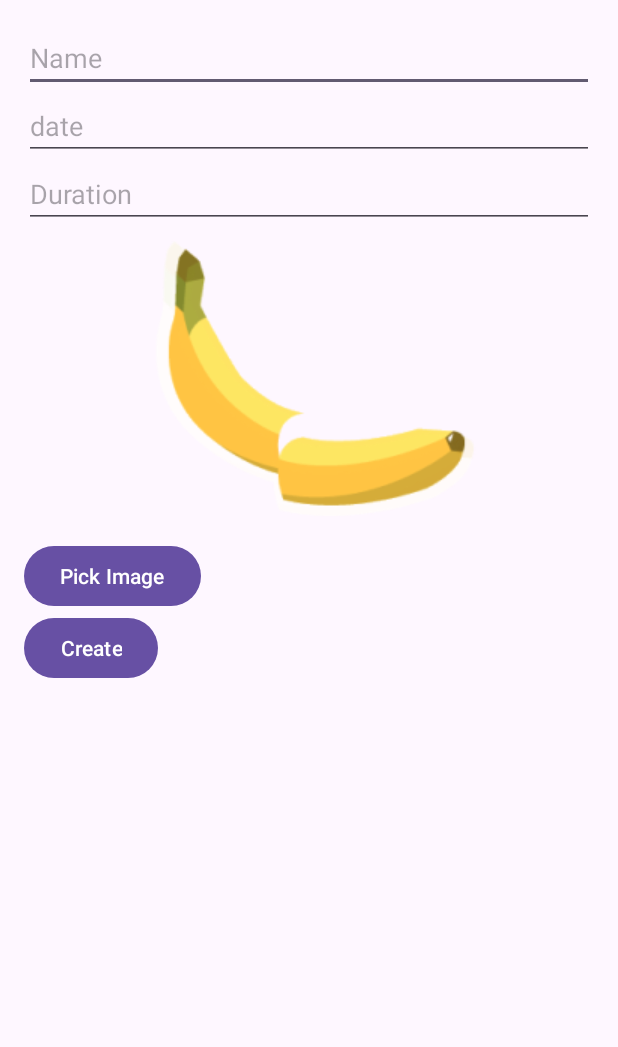
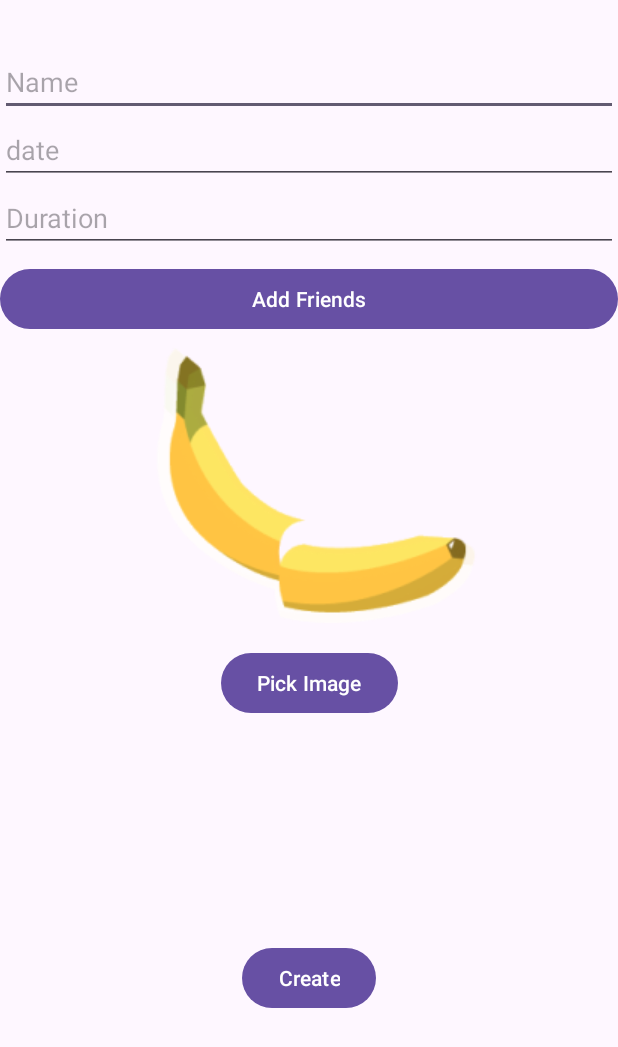
Before and after one commit to Arpad-H/bananasplit, an Android app: the CreateGroupActivity screen opened directly, with no data from a screen before it, on a phone screen of 412 x 824 dp. Shown: the top 1047 px of the screen. Run offline under Robolectric (Android 15) with nearby library versions, the phone set to English and light mode, and no system bars; our stand-ins replace Room's generated code; libraries missing offline, so code that uses them is left out: com.github.dhaval2404.imagepicker; pictures from the network do not load.

Commit message:
added friend selection in creating groups

```diff
--- a/app/src/main/java/com/example/bananasplit/dataModel/GroupInDao.java
+++ b/app/src/main/java/com/example/bananasplit/dataModel/GroupInDao.java
@@ -15,11 +15,14 @@ import java.util.List;
 public interface GroupInDao {
 
     @Insert(onConflict = OnConflictStrategy.REPLACE)
-    void insert(Group group);
-
+    long insert(Group group);
+    @Insert(onConflict = OnConflictStrategy.REPLACE)
+    void insertPersonGroupCrossRef(PersonGroupCrossRef crossRef);
     @Delete
     void delete(Group group);
 
+    @Query("DELETE FROM PersonGroupCrossRef WHERE groupID = :groupId")
+    void deletePersonGroupCrossRefsForGroup(int groupId);
     @Update
     void update(Group group);
 
@@ -31,6 +34,13 @@ public interface GroupInDao {
     @Query("SELECT * FROM `Group`")
     LiveData<List<Group>> getAllGroups();
 
-
+    @Transaction
+    default void insertGroupWithPersons(Group group, List<Person> persons) {
+        int grpID = (int) insert(group);
+        for (Person person : persons) {
+            insertPersonGroupCrossRef(new PersonGroupCrossRef(person.getPersonID(), grpID));
+        }
+//        return grpID;
+    }
 
 }
--- a/app/src/main/java/com/example/bananasplit/dataModel/GroupWithPersons.java
+++ b/app/src/main/java/com/example/bananasplit/dataModel/GroupWithPersons.java
@@ -15,5 +15,3 @@ public class GroupWithPersons {
     )
     public List<Person> persons;
 }
-
-// Unused for now
--- a/app/src/main/java/com/example/bananasplit/friends/FriendsActivity.java
+++ b/app/src/main/java/com/example/bananasplit/friends/FriendsActivity.java
@@ -28,7 +28,7 @@ public class FriendsActivity extends BaseActivity implements ListItemHolder {
 
         recyclerView = findViewById(R.id.recyclerFriends);
         recyclerView.setLayoutManager(new LinearLayoutManager(this));
-        adapter = new FriendsAdapter(new ArrayList<>(), this);
+        adapter = new FriendsAdapter(new ArrayList<>(),  this);
         recyclerView.setAdapter(adapter);
 
         friendViewmodel = new ViewModelProvider(this).get(FriendViewModel.class);
--- a/app/src/main/java/com/example/bananasplit/friends/FriendsDetailActivity.java
+++ b/app/src/main/java/com/example/bananasplit/friends/FriendsDetailActivity.java
@@ -26,7 +26,7 @@ public class FriendsDetailActivity extends BaseActivity {
     protected void onCreate(Bundle savedInstanceState) {
         super.onCreate(savedInstanceState);
 
-        TextView friendNameTV = findViewById(R.id.friendNameTV);
+        TextView friendNameTV = findViewById(R.id.friend_name);
         TextView friendOwedTV = findViewById(R.id.friendOwedTV);
         TextView friendOweTV = findViewById(R.id.friendOweTV);
         TextView balance = findViewById(R.id.friendBalanceTV);
--- a/app/src/main/java/com/example/bananasplit/groups/CreateGroupActivity.java
+++ b/app/src/main/java/com/example/bananasplit/groups/CreateGroupActivity.java
@@ -4,32 +4,40 @@ import android.app.Activity;
 import android.content.Intent;
 import android.net.Uri;
 import android.os.Bundle;
+import android.view.LayoutInflater;
+import android.view.View;
 import android.widget.Button;
 import android.widget.EditText;
 import android.widget.ImageView;
+import android.widget.LinearLayout;
+import android.widget.TextView;
 
+import androidx.activity.result.ActivityResultLauncher;
+import androidx.activity.result.contract.ActivityResultContracts;
 import androidx.annotation.Nullable;
 import androidx.appcompat.app.AppCompatActivity;
 import androidx.lifecycle.ViewModelProvider;
 
 import com.example.bananasplit.R;
 import com.example.bananasplit.dataModel.Group;
+import com.example.bananasplit.dataModel.Person;
 import com.github.dhaval2404.imagepicker.ImagePicker;
 
+import java.util.ArrayList;
+import java.util.List;
 import java.util.Objects;
 
 public class CreateGroupActivity extends AppCompatActivity {
-    //    public static final String EXTRA_GROUP_ID = "com.example.bananasplit.EXTRA_GROUP_ID";
-//    public static final String EXTRA_GROUP_NAME = "com.example.bananasplit.EXTRA_GROUP_NAME";
-//    public static final String EXTRA_GROUP_DATE = "com.example.bananasplit.EXTRA_GROUP_DATE";
-//    public static final String EXTRA_GROUP_DURATION = "com.example.bananasplit.EXTRA_GROUP_DURATION";
+
     private EditText nameEditText;
     private EditText dateEditText;
     private EditText durationEditText;
     private GroupViewModel groupViewModel;
+    private LinearLayout selectedFriendsContainer;
     private Button pickImageButton;
     private Uri imageUri = Uri.parse("android.resource://com.example.bananasplit/drawable/logo");
     private ImageView groupCoverImageView;
+    private List<Person> selectedFriends = new ArrayList<>();
 
     @Override
     protected void onCreate(@Nullable Bundle savedInstanceState) {
@@ -44,17 +52,17 @@ public class CreateGroupActivity extends AppCompatActivity {
         groupCoverImageView = findViewById(R.id.groupCoverImageView);
 //TODO Stringeingaben crshed die App
         groupViewModel = new ViewModelProvider(this).get(GroupViewModel.class);
+        selectedFriendsContainer = findViewById(R.id.selected_friends_layout);
 
-
-        Intent intent = getIntent();
-        if (intent.getParcelableExtra("group", Group.class) != null){
+        Intent currentIntent = getIntent();
+        if (currentIntent.getParcelableExtra("group", Group.class) != null) {
             setTitle("Edit Group");
-            Group group = intent.getParcelableExtra("group", Group.class);
+            Group group = currentIntent.getParcelableExtra("group", Group.class);
             nameEditText.setText(group.getName());
             dateEditText.setText(group.getDate());
             durationEditText.setText(String.valueOf(group.getDuration()));
             imageUri = Uri.parse(group.getImageUri());
-            createButton.setText("Update");
+            createButton.setText(R.string.update);
         } else {
             setTitle("Create Group");
         }
@@ -67,27 +75,66 @@ public class CreateGroupActivity extends AppCompatActivity {
                     .start();
         });
 
+        Button addFriendsButton = findViewById(R.id.btn_add_friends_to_group);
+        addFriendsButton.setOnClickListener(v -> {
+            Intent newIntent = new Intent(CreateGroupActivity.this, SelectFriendsActivity.class);
+            selectFriendsLauncher.launch(newIntent);
+        });
+
         createButton.setOnClickListener(v -> {
             // Get the input data
             String name = nameEditText.getText().toString();
             String date = dateEditText.getText().toString();
             int duration = Integer.parseInt(durationEditText.getText().toString());
+            if (imageUri == null) {
+                imageUri = Uri.parse("android.resource://com.example.bananasplit/drawable/logo");
+            }
             String imageUriString = imageUri.toString();
+
 
             Group newGroup = new Group(name, date, duration, imageUriString);
 
 //            newGroup.setId(intent.getIntExtra(String.valueOf(id), -1));
-            if (intent.getParcelableExtra("group", Group.class) != null) {
-                int id = Objects.requireNonNull(intent.getParcelableExtra("group", Group.class)).getGroupID();
-                newGroup.setId(intent.getIntExtra(String.valueOf(id), -1));
+            if (currentIntent.getParcelableExtra("group", Group.class) != null) {
+                int id = Objects.requireNonNull(currentIntent.getParcelableExtra("group", Group.class)).getGroupID();
+                newGroup.setId(currentIntent.getIntExtra(String.valueOf(id), -1));
                 groupViewModel.update(newGroup);
             } else {
-                groupViewModel.insert(newGroup);
+                groupViewModel.insert(newGroup, selectedFriends); //TODO falsche grp id. immer 0
             }
             finish();
         });
     }
 
+    private ActivityResultLauncher<Intent> selectFriendsLauncher = registerForActivityResult(
+            new ActivityResultContracts.StartActivityForResult(),
+            result -> {
+                if (result.getResultCode() == RESULT_OK && result.getData() != null) {
+                    List<Person> friends = result.getData().getParcelableArrayListExtra("selectedFriends", Person.class);
+                    if (friends != null) {
+                        selectedFriends = friends;
+                        displaySelectedFriends();
+                    }
+                }
+            }
+    );
+    private void displaySelectedFriends() {
+        selectedFriendsContainer.removeAllViews();
+        LayoutInflater inflater = LayoutInflater.from(this);
+
+        for (Person friend : selectedFriends) {
+            View friendView = inflater.inflate(R.layout.friend_with_picture_list_item, selectedFriendsContainer, false);
+
+            TextView friendNameTextView = friendView.findViewById(R.id.friend_name);
+            ImageView friendImageView = friendView.findViewById(R.id.friend_profile_picture);
+
+            friendNameTextView.setText(friend.getName());
+            // Assuming you have a method to get the friend's picture Uri
+            // friendImageView.setImageURI(friend.getPictureUri());
+
+            selectedFriendsContainer.addView(friendView);
+        }
+    }
     @Override
     protected void onActivityResult(int requestCode, int resultCode, @Nullable Intent data) {
         super.onActivityResult(requestCode, resultCode, data);
--- a/app/src/main/res/layout/activity_create_group.xml
+++ b/app/src/main/res/layout/activity_create_group.xml
@@ -1,46 +1,87 @@
 <!-- res/layout/activity_create_group.xml -->
-<LinearLayout xmlns:android="http://schemas.android.com/apk/res/android"
+<androidx.constraintlayout.widget.ConstraintLayout xmlns:android="http://schemas.android.com/apk/res/android"
+    xmlns:app="http://schemas.android.com/apk/res-auto"
+    xmlns:tools="http://schemas.android.com/tools"
+    android:id="@+id/linearLayout4"
     android:layout_width="match_parent"
-    android:layout_height="match_parent"
-    android:orientation="vertical"
-    android:padding="16dp">
+    android:layout_height="match_parent">
 
     <EditText
         android:id="@+id/nameEditText"
-        android:layout_width="match_parent"
+        android:layout_width="0dp"
         android:layout_height="wrap_content"
-        android:hint="@string/name" />
+        android:layout_marginTop="32dp"
+        android:hint="@string/name"
+        app:layout_constraintEnd_toEndOf="parent"
+        app:layout_constraintStart_toStartOf="@+id/dateEditText"
+        app:layout_constraintTop_toTopOf="parent" />
 
     <EditText
         android:id="@+id/dateEditText"
-        android:layout_width="match_parent"
+        android:layout_width="0dp"
         android:layout_height="wrap_content"
-        android:hint="@string/date" />
+        android:hint="@string/date"
+        app:layout_constraintEnd_toEndOf="parent"
+        app:layout_constraintStart_toStartOf="@+id/durationEditText"
+        app:layout_constraintTop_toBottomOf="@+id/nameEditText" />
 
     <EditText
         android:id="@+id/durationEditText"
-        android:layout_width="match_parent"
+        android:layout_width="0dp"
         android:layout_height="wrap_content"
-        android:hint="@string/duration" />
+        android:hint="@string/duration"
+        app:layout_constraintEnd_toEndOf="parent"
+        app:layout_constraintStart_toStartOf="parent"
+        app:layout_constraintTop_toBottomOf="@+id/dateEditText" />
+
+
+    <LinearLayout
+        android:id="@+id/selected_friends_layout"
+        android:layout_width="459dp"
+        android:layout_height="wrap_content"
+        android:layout_marginTop="7dp"
+        android:orientation="vertical"
+        app:layout_constraintEnd_toEndOf="parent"
+        app:layout_constraintStart_toStartOf="parent"
+        app:layout_constraintTop_toBottomOf="@+id/durationEditText"></LinearLayout>
+
+    <Button
+        android:id="@+id/btn_add_friends_to_group"
+        android:layout_width="0dp"
+        android:layout_height="wrap_content"
+        android:text="@string/add_friends"
+        app:layout_constraintEnd_toEndOf="parent"
+        app:layout_constraintStart_toStartOf="parent"
+        app:layout_constraintTop_toBottomOf="@+id/selected_friends_layout" />
+
     <ImageView
         android:id="@+id/groupCoverImageView"
         android:layout_width="wrap_content"
         android:layout_height="wrap_content"
-        android:layout_gravity="center"
         android:contentDescription="@string/group_cover_image"
-        android:src="@drawable/logo" />
+        android:src="@drawable/logo"
+        app:layout_constraintEnd_toEndOf="parent"
+        app:layout_constraintStart_toStartOf="parent"
+        app:layout_constraintTop_toBottomOf="@+id/btn_add_friends_to_group" />
 
     <Button
         android:id="@+id/pickImageButton"
         android:layout_width="wrap_content"
         android:layout_height="wrap_content"
-        android:text="@string/pick_image" />
+        android:text="@string/pick_image"
+        app:layout_constraintEnd_toEndOf="parent"
+        app:layout_constraintStart_toStartOf="parent"
+        app:layout_constraintTop_toBottomOf="@+id/groupCoverImageView" />
 
     <Button
         android:id="@+id/createButton"
         android:layout_width="wrap_content"
         android:layout_height="wrap_content"
-        android:text="Create" />
+        android:text="Create"
+        app:layout_constraintBottom_toBottomOf="parent"
+        app:layout_constraintEnd_toEndOf="parent"
+        app:layout_constraintStart_toStartOf="parent"
+        app:layout_constraintTop_toBottomOf="@+id/pickImageButton" />
 
 
-</LinearLayout>
+</androidx.constraintlayout.widget.ConstraintLayout>
--- a/app/src/main/res/layout/activity_friends_detail.xml
+++ b/app/src/main/res/layout/activity_friends_detail.xml
@@ -18,7 +18,7 @@
         app:layout_constraintTop_toTopOf="parent" />
 
     <TextView
-        android:id="@+id/friendNameTV"
+        android:id="@+id/friend_name"
         android:layout_width="wrap_content"
         android:layout_height="wrap_content"
         android:text="@string/friendName"
--- a/app/src/main/res/layout/friend_list_item.xml
+++ b/app/src/main/res/layout/friend_list_item.xml
@@ -12,7 +12,7 @@
         android:layout_height="match_parent">
 
         <TextView
-            android:id="@+id/friendNameTV"
+            android:id="@+id/friend_name"
             android:layout_width="wrap_content"
             android:layout_height="wrap_content"
             android:layout_marginTop="13dp"
--- a/app/src/main/res/values/strings.xml
+++ b/app/src/main/res/values/strings.xml
@@ -25,6 +25,9 @@
     <string name="friendName" >(Placeholder)</string>
     <string name="delete">Delete</string>
     <string name="edit">Edit</string>
+    <string name="add_friends">Add Friends</string>
+    <string name="update">Update</string>
+    <string name="friend_name">Friend Name</string>
     <!-- Strings used for fragments for navigation -->
 
 </resources>
```
Also changed, not shown: app/src/main/AndroidManifest.xml (+4 -7 lines), app/src/main/java/com/example/bananasplit/dataModel/PersonGroupCrossRef.java (+24 -2 lines), app/src/main/java/com/example/bananasplit/friends/FriendsAdapter.java (+20 -5 lines), app/src/main/java/com/example/bananasplit/groups/GroupViewModel.java (+11 -2 lines), app/src/main/java/com/example/bananasplit/groups/GroupsActivity.java (+1 -6 lines), app/src/main/java/com/example/bananasplit/groups/SelectFriendsActivity.java (added, +56 -0 lines), app/src/main/java/com/example/bananasplit/groups/SelectFriendsAdapter.java (added, +95 -0 lines), app/src/main/res/layout/activity_select_friends.xml (added, +36 -0 lines), app/src/main/res/layout/friend_select_list_item.xml (added, +28 -0 lines), app/src/main/res/layout/friend_with_picture_list_item.xml (added, +20 -0 lines).
